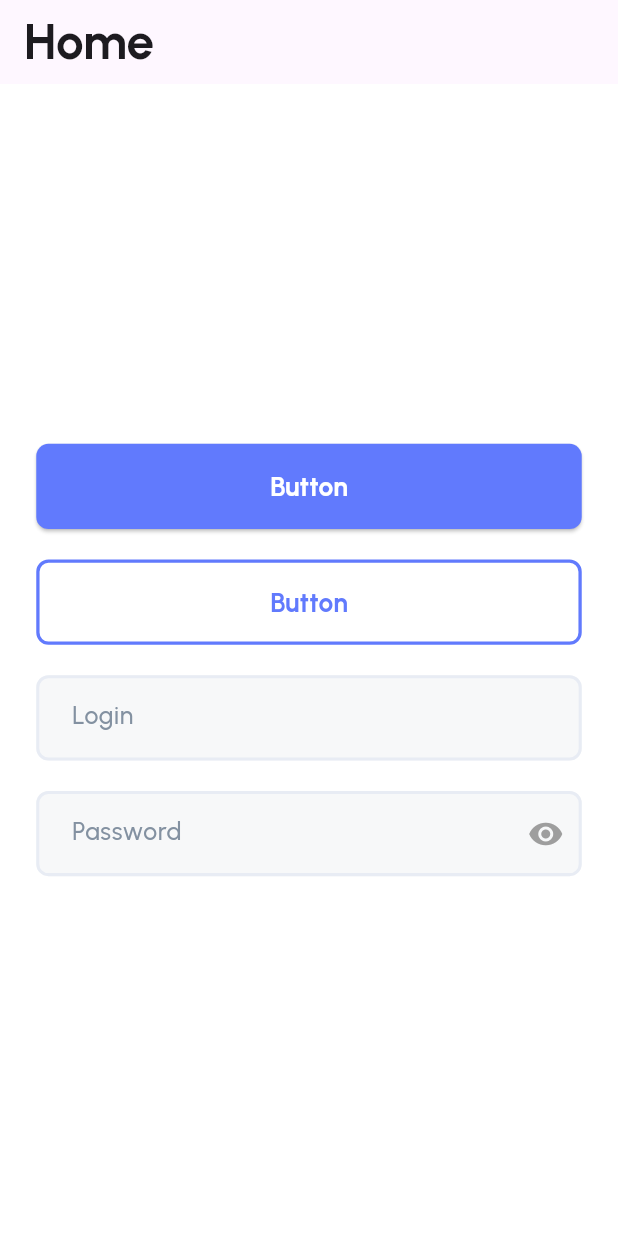
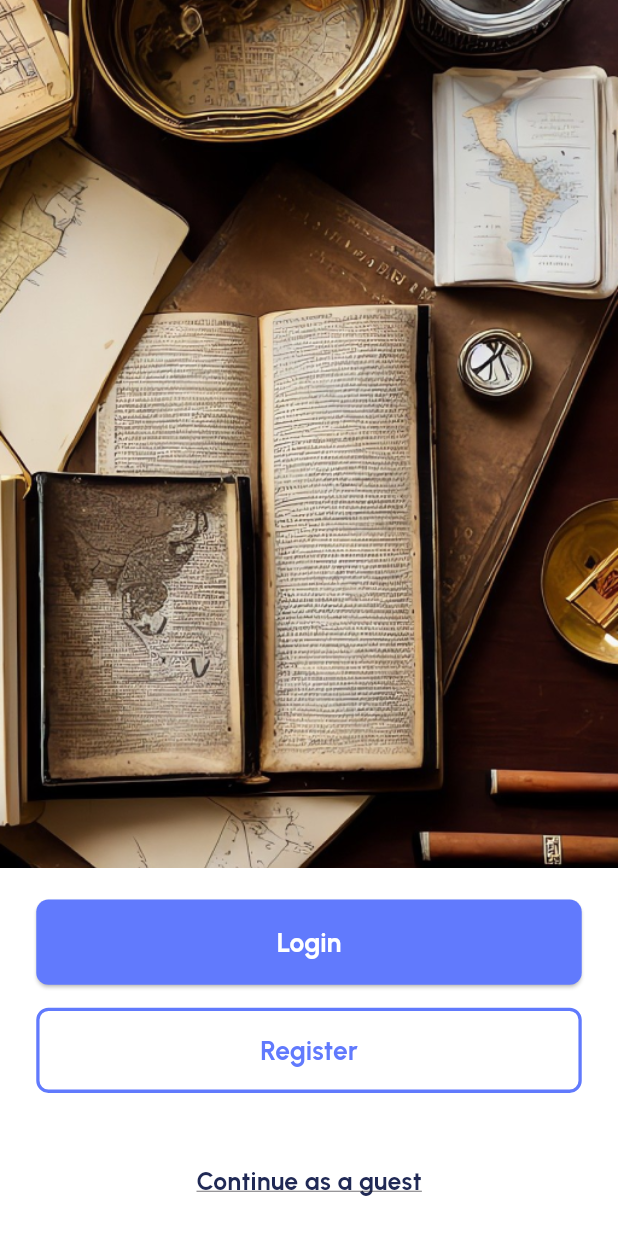
Before and after one commit to KhaledBahjat/finance_app, a Flutter app: the screen it shows after launch, on a phone screen of 412 x 824 dp. Run offline on Flutter 3.47's test engine with Material 3 defaults, Android fonts, the phone set to English and light mode, and no system bars; our stand-ins replace flutter_screenutil.

Commit message:
onbordingScreen done

```diff
--- /dev/null
+++ b/finance_app/lib/core/styling/app_assets.dart
@@ -0,0 +1,3 @@
+class AppAssets {
+  static const String onBoardingImage1 = 'assets/images/on1.png';
+}
--- a/finance_app/lib/core/styling/app_color.dart
+++ b/finance_app/lib/core/styling/app_color.dart
@@ -8,4 +8,5 @@ class AppColor {
   static const Color whiteColor = Colors.white;
   static const Color fillColor = Color(0xffF7F8F9);
   static const Color borderColor = Color(0xffE8ECF4);
+  static const Color boldColor = Color(0xff202955);
 }
--- a/finance_app/lib/core/styling/app_styling.dart
+++ b/finance_app/lib/core/styling/app_styling.dart
@@ -34,4 +34,10 @@ class AppStyling {
     fontWeight: FontWeight.w500,
     color: AppColor.secondaryColor,
   );
+  static TextStyle black15BoldStyle = TextStyle(
+    fontFamily: AppFonts.mainFontName,
+    fontSize: 15.sp,
+    fontWeight: FontWeight.bold,
+    color: AppColor.blackColor,
+  );
 }
--- /dev/null
+++ b/finance_app/lib/features/onbording_screen.dart
@@ -0,0 +1,56 @@
+import 'package:finance_app/core/styling/app_assets.dart';
+import 'package:finance_app/core/styling/app_color.dart';
+import 'package:finance_app/core/styling/app_styling.dart';
+import 'package:finance_app/core/widgets/primary_button_widget.dart';
+import 'package:finance_app/core/widgets/primary_outline_button_widget.dart';
+import 'package:flutter/material.dart';
+import 'package:flutter_screenutil/flutter_screenutil.dart';
+
+class OnbordingScreen extends StatelessWidget {
+  const OnbordingScreen({super.key});
+
+  @override
+  Widget build(BuildContext context) {
+    return Scaffold(
+      body: Column(
+        children: [
+          Image.asset(
+            AppAssets.onBoardingImage1,
+            width: double.infinity,
+            height: 570.h,
+            fit: BoxFit.cover,
+          ),
+          SizedBox(height: 21.h),
+          PrimaryButtonWidget(
+            width: 331.w,
+            height: 56.h,
+            buttonText: 'Login',
+            onPress: () {},
+          ),
+          SizedBox(
+            height: 15.h,
+          ),
+          PrimaryOutlineButtonWidget(
+            width: 331.w,
+            height: 56.h,
+            buttonText: 'Register',
+            onPress: () {},
+          ),
+          SizedBox(
+            height: 46.h,
+          ),
+          InkWell(
+            onTap: () {},
+            child: Text(
+              'Continue as a guest',
+              style: AppStyling.black15BoldStyle.copyWith(
+                color: AppColor.boldColor,
+                decoration: TextDecoration.underline,
+              ),
+            ),
+          ),
+        ],
+      ),
+    );
+  }
+}
--- a/finance_app/lib/main.dart
+++ b/finance_app/lib/main.dart
@@ -1,7 +1,5 @@
 import 'package:finance_app/core/styling/theme_data.dart';
-import 'package:finance_app/core/widgets/custom_textfield.dart';
-import 'package:finance_app/core/widgets/primary_button_widget.dart';
-import 'package:finance_app/core/widgets/primary_outline_button_widget.dart';
+import 'package:finance_app/features/onbording_screen.dart';
 import 'package:flutter/material.dart';
 import 'package:flutter_screenutil/flutter_screenutil.dart';
 
@@ -21,7 +19,7 @@ class MyApp extends StatelessWidget {
           home: child,
         );
       },
-      child: const TestScreen(),
+      child: OnbordingScreen(),
     );
   }
 }
@@ -39,27 +37,6 @@ class TestScreen extends StatelessWidget {
         child: Column(
           mainAxisAlignment: MainAxisAlignment.center,
           children: [
-            PrimaryButtonWidget(
-              onPress: () {},
-            ),
-            SizedBox(
-              height: 20.h,
-            ),
-            PrimaryOutlineButtonWidget(
-              onPress: () {},
-            ),
-            SizedBox(
-              height: 20.h,
-            ),
-            CustomTextfield(),
-              SizedBox(
-              height: 20.h,
-            ),
-            CustomTextfield(
-              hintText: 'Password',
-              isPassword: true,
-             suffixIcon: IconButton(onPressed: (){}, icon: Icon(Icons.visibility,color: Colors.grey,),),
-            ),
           ],
         ),
       ),
--- a/finance_app/pubspec.yaml
+++ b/finance_app/pubspec.yaml
@@ -35,6 +35,7 @@ dependencies:
   # Use with the CupertinoIcons class for iOS style icons.
   cupertino_icons: ^1.0.8
   flutter_screenutil: ^5.9.3
+  go_router: ^16.2.0
 
 dev_dependencies:
   flutter_test:
@@ -59,8 +60,8 @@ flutter:
   uses-material-design: true
 
   # To add assets to your application, add an assets section, like this:
-  # assets:
-  #   - images/a_dot_burr.jpeg
+  assets:
+    - assets/images/
   #   - images/a_dot_ham.jpeg
 
   # An image asset can refer to one or more resolution-specific "variants", see
```
Also changed, not shown: finance_app/assets/images/on1.png (added), finance_app/pubspec.lock.
